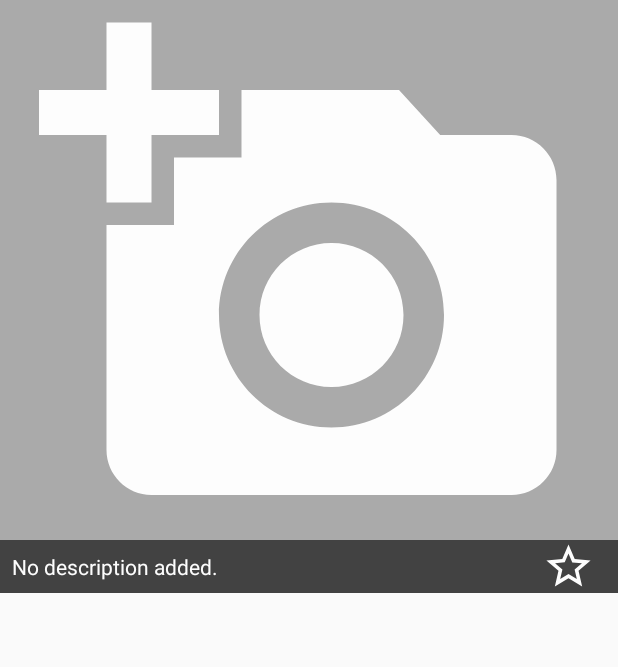
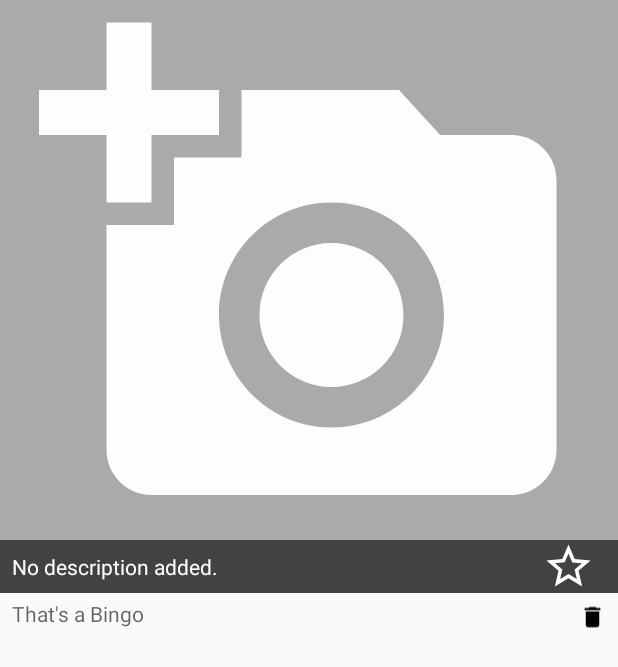
Before and after one commit to Croydon/photostream-android-app, an Android app: the layout activity_photo_detail.xml on its own in the app's theme, with its tools: preview values and no code run, on a phone screen of 412 x 824 dp. Shown: the top 667 px of the screen. Run offline under Robolectric (Android 15) with nearby library versions, the phone set to English and light mode, and no system bars.

Commit message:
id for elements

```diff
--- a/app/src/main/res/layout/activity_photo_detail.xml
+++ b/app/src/main/res/layout/activity_photo_detail.xml
@@ -54,6 +54,7 @@
             android:id="@+id/stream_recyclerView"
             android:layout_width="match_parent"
             android:layout_height="match_parent"
-            android:orientation="vertical"/>
+            android:orientation="vertical"
+            tools:listitem = "@layout/comment_item"/>
     </LinearLayout>
 </android.support.v4.widget.NestedScrollView>
--- a/app/src/main/res/layout/comment_item.xml
+++ b/app/src/main/res/layout/comment_item.xml
@@ -7,6 +7,7 @@
     <TextView
         android:layout_width="match_parent"
         android:layout_height="wrap_content"
+        android:id="@+id/comment"
         android:hint="That's a Bingo"
         android:layout_weight="5"
         android:paddingLeft="8dp"
@@ -16,6 +17,7 @@
     <ImageView
         android:layout_width="wrap_content"
         android:layout_height="wrap_content"
+        android:id="@+id/comment_delete_image"
         android:src="@drawable/ic_delete_black_24dp"
         android:layout_weight="1"
         android:paddingLeft="4dp"
```
